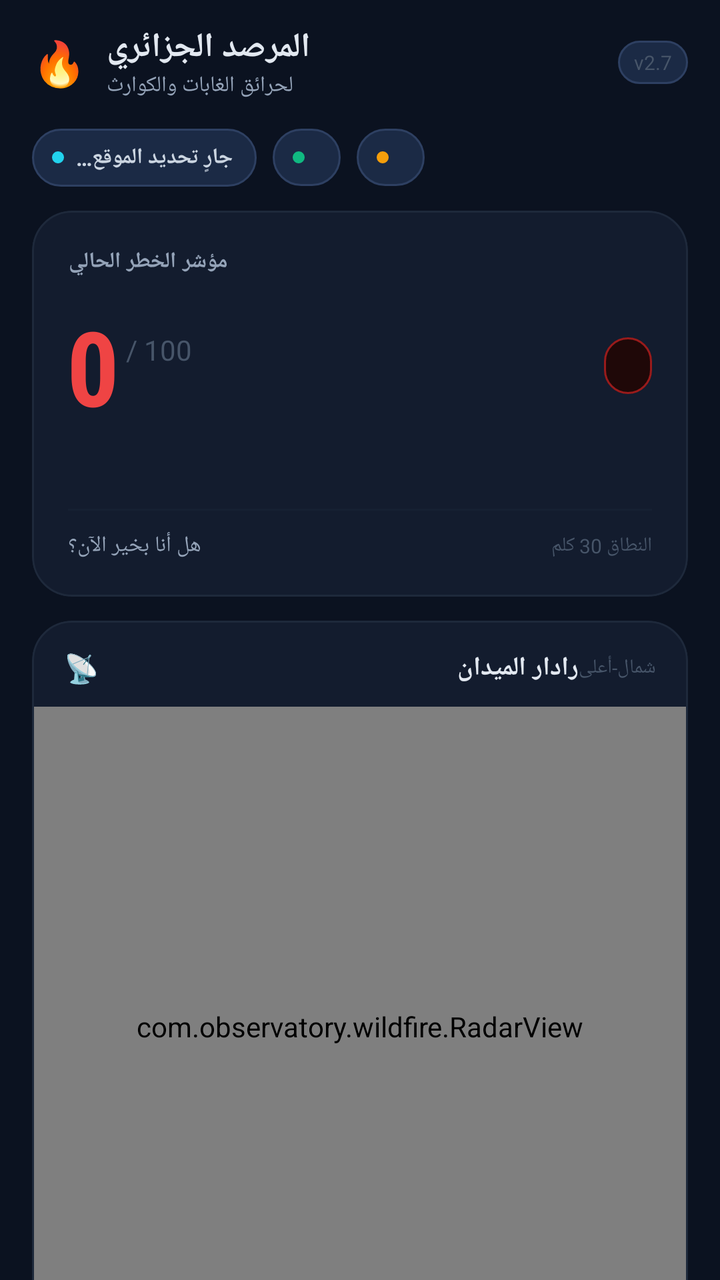
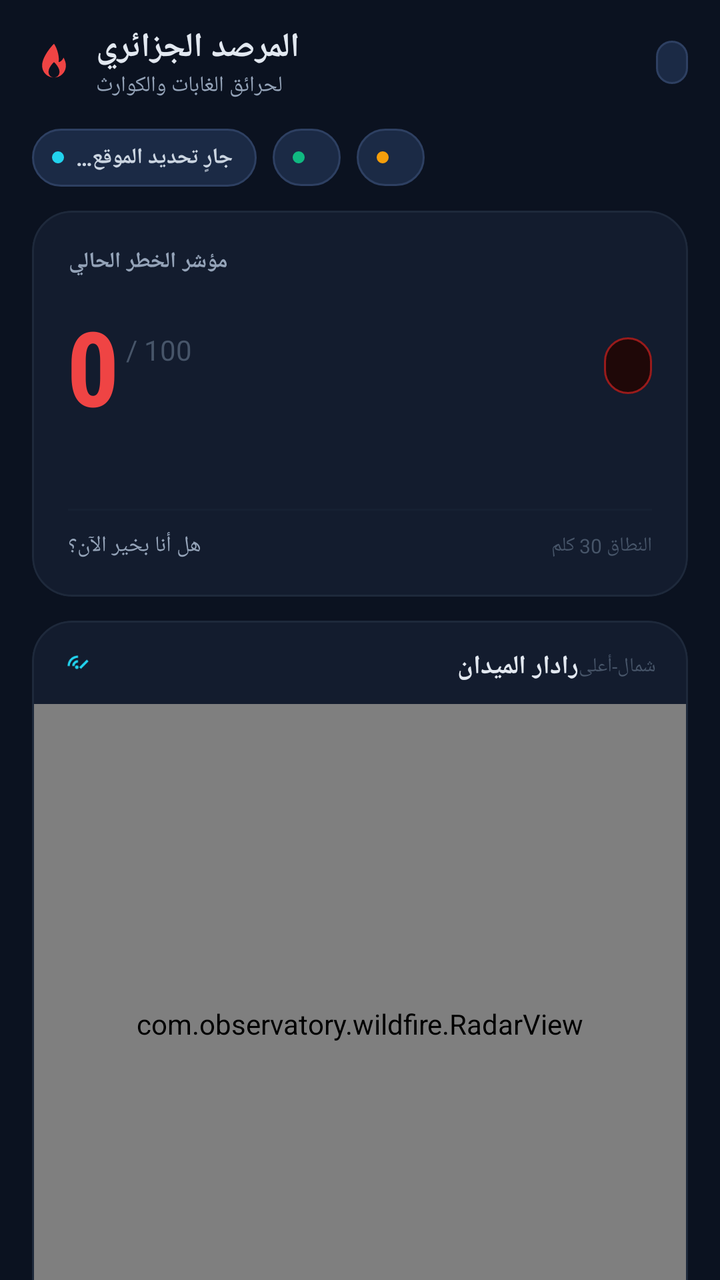

Two renders of the same Android screen: before a commit and after it. Below are the layout's source before the change and the commit's diff.
<!-- AndroidManifest.xml: application theme AppTheme -->
<!-- res/layout/fragment_observatory.xml -->
<?xml version="1.0" encoding="utf-8"?>
<androidx.core.widget.NestedScrollView
    xmlns:android="http://schemas.android.com/apk/res/android"
    xmlns:app="http://schemas.android.com/apk/res-auto"
    android:layout_width="match_parent"
    android:layout_height="match_parent"
    android:background="@color/bg"
    android:scrollbars="none"
    android:fillViewport="true">

    <LinearLayout
        android:layout_width="match_parent"
        android:layout_height="wrap_content"
        android:orientation="vertical"
        android:paddingStart="16dp"
        android:paddingEnd="16dp"
        android:paddingTop="12dp"
        android:paddingBottom="24dp">

        
        <LinearLayout
            android:layout_width="match_parent"
            android:layout_height="wrap_content"
            android:orientation="horizontal"
            android:gravity="center_vertical"
            android:layout_marginBottom="14dp">

            
            <TextView
                android:layout_width="wrap_content"
                android:layout_height="wrap_content"
                android:text="🔥"
                android:textSize="22sp"
                android:layout_marginEnd="10dp" />

            <LinearLayout
                android:layout_width="0dp"
                android:layout_height="wrap_content"
                android:layout_weight="1"
                android:orientation="vertical">

                <TextView
                    android:layout_width="wrap_content"
                    android:layout_height="wrap_content"
                    android:text="المرصد الجزائري"
                    android:textColor="@color/text_primary"
                    android:textSize="17sp"
                    android:textStyle="bold" />

                <TextView
                    android:layout_width="wrap_content"
                    android:layout_height="wrap_content"
                    android:text="لحرائق الغابات والكوارث"
                    android:textColor="@color/text_muted"
                    android:textSize="11sp" />
            </LinearLayout>

            
            <TextView
                android:layout_width="wrap_content"
                android:layout_height="wrap_content"
                android:text="v2.7"
                android:textColor="@color/text_hint"
                android:textSize="10sp"
                android:background="@drawable/bg_chip"
                android:paddingStart="8dp"
                android:paddingEnd="8dp"
                android:paddingTop="4dp"
                android:paddingBottom="4dp" />
        </LinearLayout>

        
        <HorizontalScrollView
            android:layout_width="match_parent"
            android:layout_height="wrap_content"
            android:scrollbars="none"
            android:layout_marginBottom="12dp">

            <LinearLayout
                android:layout_width="wrap_content"
                android:layout_height="wrap_content"
                android:orientation="horizontal"
                android:gravity="center_vertical">

                
                <LinearLayout
                    android:layout_width="wrap_content"
                    android:layout_height="wrap_content"
                    android:orientation="horizontal"
                    android:gravity="center_vertical"
                    android:background="@drawable/bg_chip"
                    android:paddingStart="10dp"
                    android:paddingEnd="12dp"
                    android:paddingTop="7dp"
                    android:paddingBottom="7dp">

                    <View
                        android:layout_width="6dp"
                        android:layout_height="6dp"
                        android:background="@drawable/bg_status_dot_cyan"
                        android:layout_marginEnd="6dp" />

                    <TextView
                        android:id="@+id/chip_gps"
                        android:layout_width="wrap_content"
                        android:layout_height="wrap_content"
                        android:text="@string/gps_searching"
                        android:textSize="11sp"
                        android:textStyle="bold"
                        android:textColor="@color/text_secondary" />
                </LinearLayout>

                
                <LinearLayout
                    android:layout_width="wrap_content"
                    android:layout_height="wrap_content"
                    android:orientation="horizontal"
                    android:gravity="center_vertical"
                    android:background="@drawable/bg_chip"
                    android:paddingStart="10dp"
                    android:paddingEnd="12dp"
                    android:paddingTop="7dp"
                    android:paddingBottom="7dp"
                    android:layout_marginStart="8dp">

                    <View
                        android:layout_width="6dp"
                        android:layout_height="6dp"
                        android:background="@drawable/bg_status_dot_green"
                        android:layout_marginEnd="6dp" />

                    <TextView
                        android:id="@+id/chip_net"
                        android:layout_width="wrap_content"
                        android:layout_height="wrap_content"
                        android:textSize="11sp"
                        android:textStyle="bold"
                        android:textColor="@color/text_secondary" />
                </LinearLayout>

                
                <LinearLayout
                    android:layout_width="wrap_content"
                    android:layout_height="wrap_content"
                    android:orientation="horizontal"
                    android:gravity="center_vertical"
                    android:background="@drawable/bg_chip"
                    android:paddingStart="10dp"
                    android:paddingEnd="12dp"
                    android:paddingTop="7dp"
                    android:paddingBottom="7dp"
                    android:layout_marginStart="8dp">

                    <View
                        android:layout_width="6dp"
                        android:layout_height="6dp"
                        android:background="@drawable/bg_status_dot_amber"
                        android:layout_marginEnd="6dp" />

                    <TextView
                        android:id="@+id/chip_mesh"
                        android:layout_width="wrap_content"
                        android:layout_height="wrap_content"
                        android:textSize="11sp"
                        android:textStyle="bold"
                        android:textColor="@color/text_secondary" />
                </LinearLayout>

            </LinearLayout>
        </HorizontalScrollView>

        
        <com.google.android.material.card.MaterialCardView
            android:id="@+id/proximity_banner"
            android:layout_width="match_parent"
            android:layout_height="wrap_content"
            android:layout_marginBottom="12dp"
            android:visibility="gone"
            app:cardBackgroundColor="@color/accent_red_container"
            app:cardCornerRadius="16dp"
            app:cardElevation="0dp"
            app:strokeColor="@color/accent_red_dim"
            app:strokeWidth="1dp">

            <LinearLayout
                android:layout_width="match_parent"
                android:layout_height="wrap_content"
                android:orientation="horizontal"
                android:gravity="center_vertical"
                android:padding="14dp">

                
                <View
                    android:layout_width="3dp"
                    android:layout_height="match_parent"
                    android:layout_marginEnd="12dp"
                    android:background="@color/accent_red"
                    android:minHeight="40dp" />

                
                <LinearLayout
                    android:layout_width="0dp"
                    android:layout_height="wrap_content"
                    android:layout_weight="1"
                    android:orientation="vertical">

                    <LinearLayout
                        android:layout_width="wrap_content"
                        android:layout_height="wrap_content"
                        android:orientation="horizontal"
                        android:gravity="center_vertical"
                        android:layout_marginBottom="4dp">

                        <TextView
                            android:layout_width="wrap_content"
                            android:layout_height="wrap_content"
                            android:text="⚠"
                            android:textSize="14sp"
                            android:textColor="@color/accent_red"
                            android:layout_marginEnd="6dp" />

                        <TextView
                            android:id="@+id/proximity_text"
                            android:layout_width="wrap_content"
                            android:layout_height="wrap_content"
                            android:textColor="@color/accent_red_on_container"
                            android:textSize="13sp"
                            android:textStyle="bold" />
                    </LinearLayout>

                    <TextView
                        android:id="@+id/proximity_action"
                        android:layout_width="wrap_content"
                        android:layout_height="wrap_content"
                        android:text="@string/proximity_action"
                        android:textColor="@color/accent_cyan"
                        android:textSize="12sp"
                        android:textStyle="bold"
                        android:paddingTop="2dp"
                        android:paddingBottom="2dp" />
                </LinearLayout>

            </LinearLayout>
        </com.google.android.material.card.MaterialCardView>

        
        <com.google.android.material.card.MaterialCardView
            android:layout_width="match_parent"
            android:layout_height="wrap_content"
            android:layout_marginBottom="12dp"
            app:cardBackgroundColor="@color/surface"
            app:cardCornerRadius="20dp"
            app:cardElevation="0dp"
            app:strokeColor="@color/border"
            app:strokeWidth="1dp">

            <LinearLayout
                android:layout_width="match_parent"
                android:layout_height="wrap_content"
                android:orientation="vertical"
                android:padding="18dp">

                
                <TextView
                    android:layout_width="wrap_content"
                    android:layout_height="wrap_content"
                    android:text="@string/risk_title"
                    android:textColor="@color/text_muted"
                    android:textSize="11sp"
                    android:textStyle="bold"
                    android:letterSpacing="0.05"
                    android:layout_marginBottom="10dp" />

                
                <LinearLayout
                    android:layout_width="match_parent"
                    android:layout_height="wrap_content"
                    android:orientation="horizontal"
                    android:gravity="center_vertical">

                    
                    <LinearLayout
                        android:layout_width="wrap_content"
                        android:layout_height="wrap_content"
                        android:orientation="horizontal"
                        android:gravity="center_vertical">

                        <TextView
                            android:id="@+id/risk_score"
                            android:layout_width="wrap_content"
                            android:layout_height="wrap_content"
                            android:text="0"
                            android:textColor="@color/accent_red"
                            android:textSize="52sp"
                            android:textStyle="bold"
                            android:fontFamily="sans-serif-condensed"
                            android:letterSpacing="-0.03" />

                        <TextView
                            android:layout_width="wrap_content"
                            android:layout_height="wrap_content"
                            android:layout_marginStart="4dp"
                            android:text="/ 100"
                            android:textColor="@color/text_hint"
                            android:textSize="14sp"
                            android:layout_marginBottom="8dp" />
                    </LinearLayout>

                    
                    <View
                        android:layout_width="0dp"
                        android:layout_height="0dp"
                        android:layout_weight="1" />

                    
                    <TextView
                        android:id="@+id/risk_label"
                        android:layout_width="wrap_content"
                        android:layout_height="wrap_content"
                        android:background="@drawable/bg_risk_label"
                        android:paddingStart="12dp"
                        android:paddingEnd="12dp"
                        android:paddingTop="6dp"
                        android:paddingBottom="6dp"
                        android:textColor="@color/accent_red_on_container"
                        android:textSize="12sp"
                        android:textStyle="bold" />
                </LinearLayout>

                
                <TextView
                    android:id="@+id/risk_detail"
                    android:layout_width="match_parent"
                    android:layout_height="wrap_content"
                    android:layout_marginTop="10dp"
                    android:textColor="@color/text_muted"
                    android:textSize="11sp"
                    android:lineSpacingMultiplier="1.4" />

                
                <View
                    android:layout_width="match_parent"
                    android:layout_height="1dp"
                    android:layout_marginTop="12dp"
                    android:background="@color/border_subtle" />

                
                <LinearLayout
                    android:layout_width="match_parent"
                    android:layout_height="wrap_content"
                    android:orientation="horizontal"
                    android:gravity="center_vertical"
                    android:layout_marginTop="10dp">

                    <TextView
                        android:layout_width="wrap_content"
                        android:layout_height="wrap_content"
                        android:text="هل أنا بخير الآن؟"
                        android:textColor="@color/text_muted"
                        android:textSize="11sp"
                        android:fontStyle="italic" />

                    <View
                        android:layout_width="0dp"
                        android:layout_height="0dp"
                        android:layout_weight="1" />

                    <TextView
                        android:layout_width="wrap_content"
                        android:layout_height="wrap_content"
                        android:text="النطاق 30 كلم"
                        android:textColor="@color/text_hint"
                        android:textSize="10sp" />
                </LinearLayout>

            </LinearLayout>
        </com.google.android.material.card.MaterialCardView>

        
        <com.google.android.material.card.MaterialCardView
            android:layout_width="match_parent"
            android:layout_height="wrap_content"
            android:layout_marginBottom="6dp"
            app:cardBackgroundColor="@color/surface"
            app:cardCornerRadius="20dp"
            app:cardElevation="0dp"
            app:strokeColor="@color/border"
            app:strokeWidth="1dp">

            <LinearLayout
                android:layout_width="match_parent"
                android:layout_height="wrap_content"
                android:orientation="vertical">

                
                <LinearLayout
                    android:layout_width="match_parent"
                    android:layout_height="wrap_content"
                    android:orientation="horizontal"
                    android:gravity="center_vertical"
                    android:paddingStart="16dp"
                    android:paddingEnd="16dp"
                    android:paddingTop="14dp"
                    android:paddingBottom="10dp">

                    <TextView
                        android:layout_width="wrap_content"
                        android:layout_height="wrap_content"
                        android:text="📡"
                        android:textSize="14sp"
                        android:layout_marginEnd="8dp" />

                    <TextView
                        android:layout_width="0dp"
                        android:layout_height="wrap_content"
                        android:layout_weight="1"
                        android:text="رادار الميدان"
                        android:textColor="@color/text_primary"
                        android:textSize="13sp"
                        android:textStyle="bold" />

                    <TextView
                        android:layout_width="wrap_content"
                        android:layout_height="wrap_content"
                        android:text="شمال-أعلى"
                        android:textColor="@color/text_hint"
                        android:textSize="10sp" />
                </LinearLayout>

                
                <com.observatory.wildfire.RadarView
                    android:id="@+id/radar_view"
                    android:layout_width="match_parent"
                    android:layout_height="320dp" />

                
                <LinearLayout
                    android:layout_width="match_parent"
                    android:layout_height="wrap_content"
                    android:orientation="horizontal"
                    android:gravity="center_vertical"
                    android:paddingStart="16dp"
                    android:paddingEnd="16dp"
                    android:paddingTop="8dp"
                    android:paddingBottom="14dp">

                    <TextView
                        android:layout_width="wrap_content"
                        android:layout_height="wrap_content"
                        android:text="🔴 موثق  🟡 معلق  🟠 بقعة حرارية  🟢 ملاذ  🔵 شبكة"
                        android:textColor="@color/text_hint"
                        android:textSize="9sp" />

                </LinearLayout>
            </LinearLayout>
        </com.google.android.material.card.MaterialCardView>

        
        <TextView
            android:layout_width="match_parent"
            android:layout_height="wrap_content"
            android:layout_marginBottom="12dp"
            android:gravity="center"
            android:text="@string/observatory_hint"
            android:textColor="@color/text_hint"
            android:textSize="10sp" />

        
        <com.google.android.material.card.MaterialCardView
            android:layout_width="match_parent"
            android:layout_height="wrap_content"
            app:cardBackgroundColor="@color/surface"
            app:cardCornerRadius="16dp"
            app:cardElevation="0dp"
            app:strokeColor="@color/border"
            app:strokeWidth="1dp">

            <LinearLayout
                android:layout_width="match_parent"
                android:layout_height="wrap_content"
                android:orientation="vertical"
                android:padding="14dp">

                
                <LinearLayout
                    android:layout_width="match_parent"
                    android:layout_height="wrap_content"
                    android:orientation="horizontal"
                    android:gravity="center_vertical"
                    android:layout_marginBottom="8dp">

                    <TextView
                        android:layout_width="wrap_content"
                        android:layout_height="wrap_content"
                        android:text="🌡"
                        android:textSize="14sp"
                        android:layout_marginEnd="8dp" />

                    <TextView
                        android:layout_width="wrap_content"
                        android:layout_height="wrap_content"
                        android:text="الطقس الحالي"
                        android:textColor="@color/text_muted"
                        android:textSize="11sp"
                        android:textStyle="bold"
                        android:letterSpacing="0.04" />
                </LinearLayout>

                <TextView
                    android:id="@+id/weather_line"
                    android:layout_width="match_parent"
                    android:layout_height="wrap_content"
                    android:textColor="@color/text_primary"
                    android:textSize="13sp"
                    android:visibility="gone"
                    android:layout_marginBottom="4dp" />

                <TextView
                    android:layout_width="match_parent"
                    android:layout_height="wrap_content"
                    android:text="@string/weather_note"
                    android:textColor="@color/text_hint"
                    android:textSize="10sp"
                    android:fontStyle="italic" />
            </LinearLayout>
        </com.google.android.material.card.MaterialCardView>

    </LinearLayout>
</androidx.core.widget.NestedScrollView>
<!-- resources referenced by this layout -->
<resources>
  <color name="accent_cyan">#22D3EE</color>
  <color name="accent_red">#EF4444</color>
  <color name="accent_red_dim">#991B1B</color>
  <color name="bg">#0B1220</color>
  <color name="border">#1E293B</color>
  <color name="border_subtle">#162032</color>
  <color name="surface">#131C2E</color>
  <color name="text_hint">#475569</color>
  <color name="text_muted">#94A3B8</color>
  <color name="text_primary">#E2E8F0</color>
  <color name="text_secondary">#CBD5E1</color>
  <color name="accent_amber">#F59E0B</color>
  <color name="accent_green">#10B981</color>
  <color name="text_on_accent">#FFFFFF</color>
  <color name="text_on_danger">#FFFFFF</color>
  <color name="nav_bg">#0E1928</color>
  <color name="input_bg">#111B2D</color>
  <color name="input_border">#1E293B</color>
  <color name="input_hint">#475569</color>
  <color name="chip_bg">#18243A</color>
  <color name="chip_border">#243349</color>
  <color name="nav_indicator">#1FEF4444</color>
  <!-- unchanged entries left out for length: 29 -->
</resources>

<!-- the commit's change to res/layout/fragment_observatory.xml (unified diff, before → after) -->
@@ -26,12 +26,12 @@
             android:layout_marginBottom="14dp">
 
             
-            <TextView
-                android:layout_width="wrap_content"
-                android:layout_height="wrap_content"
-                android:text="🔥"
-                android:textSize="22sp"
-                android:layout_marginEnd="10dp" />
+            <ImageView
+                android:layout_width="22dp"
+                android:layout_height="22dp"
+                android:src="@drawable/ic_hdr_flame"
+                android:layout_marginEnd="10dp"
+                android:contentDescription="@null" />
 
             <LinearLayout
                 android:layout_width="0dp"
@@ -57,9 +57,10 @@
 
             
             <TextView
+                android:id="@+id/version_badge"
                 android:layout_width="wrap_content"
                 android:layout_height="wrap_content"
-                android:text="v2.7"
+                android:text=""
                 android:textColor="@color/text_hint"
                 android:textSize="10sp"
                 android:background="@drawable/bg_chip"
@@ -211,13 +212,12 @@
                         android:gravity="center_vertical"
                         android:layout_marginBottom="4dp">
 
-                        <TextView
-                            android:layout_width="wrap_content"
-                            android:layout_height="wrap_content"
-                            android:text="⚠"
-                            android:textSize="14sp"
-                            android:textColor="@color/accent_red"
-                            android:layout_marginEnd="6dp" />
+                        <ImageView
+                            android:layout_width="14dp"
+                            android:layout_height="14dp"
+                            android:src="@drawable/ic_hdr_warning"
+                            android:layout_marginEnd="6dp"
+                            android:contentDescription="@null" />
 
                         <TextView
                             android:id="@+id/proximity_text"
@@ -403,12 +403,12 @@
                     android:paddingTop="14dp"
                     android:paddingBottom="10dp">
 
-                    <TextView
-                        android:layout_width="wrap_content"
-                        android:layout_height="wrap_content"
-                        android:text="📡"
-                        android:textSize="14sp"
-                        android:layout_marginEnd="8dp" />
+                    <ImageView
+                        android:layout_width="14dp"
+                        android:layout_height="14dp"
+                        android:src="@drawable/ic_hdr_radar"
+                        android:layout_marginEnd="8dp"
+                        android:contentDescription="@null" />
 
                     <TextView
                         android:layout_width="0dp"
@@ -420,9 +420,10 @@
                         android:textStyle="bold" />
 
                     <TextView
-                        android:layout_width="wrap_content"
-                        android:layout_height="wrap_content"
-                        android:text="شمال-أعلى"
+                        android:id="@+id/radar_mode_label"
+                        android:layout_width="wrap_content"
+                        android:layout_height="wrap_content"
+                        android:text="@string/radar_mode_north_up"
                         android:textColor="@color/text_hint"
                         android:textSize="10sp" />
                 </LinearLayout>
@@ -432,6 +433,19 @@
                     android:id="@+id/radar_view"
                     android:layout_width="match_parent"
                     android:layout_height="320dp" />
+
+                
+                <TextView
+                    android:id="@+id/radar_awareness"
+                    android:layout_width="match_parent"
+                    android:layout_height="wrap_content"
+                    android:paddingStart="16dp"
+                    android:paddingEnd="16dp"
+                    android:paddingTop="8dp"
+                    android:text="@string/radar_awareness_waiting"
+                    android:textColor="@color/text_secondary"
+                    android:textSize="12sp"
+                    android:textStyle="bold" />
 
                 
                 <LinearLayout
@@ -444,13 +458,69 @@
                     android:paddingTop="8dp"
                     android:paddingBottom="14dp">
 
-                    <TextView
-                        android:layout_width="wrap_content"
-                        android:layout_height="wrap_content"
-                        android:text="🔴 موثق  🟡 معلق  🟠 بقعة حرارية  🟢 ملاذ  🔵 شبكة"
+                    <View
+                        android:layout_width="8dp"
+                        android:layout_height="8dp"
+                        android:background="@drawable/bg_status_dot_red" />
+
+                    <TextView
+                        android:layout_width="wrap_content"
+                        android:layout_height="wrap_content"
+                        android:layout_marginEnd="10dp"
+                        android:text="@string/legend_verified"
                         android:textColor="@color/text_hint"
                         android:textSize="9sp" />
 
+                    <View
+                        android:layout_width="8dp"
+                        android:layout_height="8dp"
+                        android:background="@drawable/bg_status_dot_amber" />
+
+                    <TextView
+                        android:layout_width="wrap_content"
+                        android:layout_height="wrap_content"
+                        android:layout_marginEnd="10dp"
+                        android:text="@string/legend_pending"
+                        android:textColor="@color/text_hint"
+                        android:textSize="9sp" />
+
+                    <View
+                        android:layout_width="8dp"
+                        android:layout_height="8dp"
+                        android:background="@drawable/bg_status_dot_orange" />
+
+                    <TextView
+                        android:layout_width="wrap_content"
+                        android:layout_height="wrap_content"
+                        android:layout_marginEnd="10dp"
+                        android:text="@string/legend_hotspot"
+                        android:textColor="@color/text_hint"
+                        android:textSize="9sp" />
+
+                    <View
+                        android:layout_width="8dp"
+                        android:layout_height="8dp"
+                        android:background="@drawable/bg_status_dot_green" />
+
+                    <TextView
+                        android:layout_width="wrap_content"
+                        android:layout_height="wrap_content"
+                        android:layout_marginEnd="10dp"
+                        android:text="@string/legend_safezone"
+                        android:textColor="@color/text_hint"
+                        android:textSize="9sp" />
+
+                    <View
+                        android:layout_width="8dp"
+                        android:layout_height="8dp"
+                        android:background="@drawable/bg_status_dot_cyan" />
+
+                    <TextView
+                        android:layout_width="wrap_content"
+                        android:layout_height="wrap_content"
+                        android:text="@string/legend_mesh"
+                        android:textColor="@color/text_hint"
+                        android:textSize="9sp" />
                 </LinearLayout>
             </LinearLayout>
         </com.google.android.material.card.MaterialCardView>
@@ -489,12 +559,12 @@
                     android:gravity="center_vertical"
                     android:layout_marginBottom="8dp">
 
-                    <TextView
-                        android:layout_width="wrap_content"
-                        android:layout_height="wrap_content"
-                        android:text="🌡"
-                        android:textSize="14sp"
-                        android:layout_marginEnd="8dp" />
+                    <ImageView
+                        android:layout_width="14dp"
+                        android:layout_height="14dp"
+                        android:src="@drawable/ic_hdr_thermo"
+                        android:layout_marginEnd="8dp"
+                        android:contentDescription="@null" />
 
                     <TextView
                         android:layout_width="wrap_content"
<!-- resource entries referenced after the edit -->
@@ -11,8 +11,68 @@
   <color name="text_muted">#94A3B8</color>
   <color name="text_primary">#E2E8F0</color>
   <color name="text_secondary">#CBD5E1</color>
+  <!-- drawable bg_status_dot_orange (drawable) -->
+  <?xml version="1.0" encoding="utf-8"?>
+  <shape xmlns:android="http://schemas.android.com/apk/res/android" android:shape="oval">
+      <solid android:color="@color/accent_orange" />
+      <size android:width="8dp" android:height="8dp" />
+  </shape>
+  <!-- drawable bg_status_dot_red (drawable) -->
+  <?xml version="1.0" encoding="utf-8"?>
+  <shape xmlns:android="http://schemas.android.com/apk/res/android" android:shape="oval">
+      <solid android:color="@color/accent_red" />
+      <size android:width="8dp" android:height="8dp" />
+  </shape>
+  <!-- drawable ic_hdr_flame (drawable) -->
+  <?xml version="1.0" encoding="utf-8"?>
+  <vector xmlns:android="http://schemas.android.com/apk/res/android"
+      android:width="18dp"
+      android:height="18dp"
+      android:viewportWidth="24"
+      android:viewportHeight="24">
+      <path
+          android:fillColor="#EF4444"
+          android:pathData="M12,2C12,2 5.5,8.5 5.5,14A6.5,6.5 0 0,0 12,20.5A6.5,6.5 0 0,0 18.5,14C18.5,12.5 18,11 17.2,9.6C16.6,11 15.6,12 14.5,12C15,9.5 14,5 12,2M12,20.5A3,3 0 0,1 9,17.5C9,15.5 10.5,13.5 12,12C13.5,13.5 15,15.5 15,17.5A3,3 0 0,1 12,20.5Z" /></vector>
+  <!-- drawable ic_hdr_radar (drawable) -->
+  <?xml version="1.0" encoding="utf-8"?>
+  <vector xmlns:android="http://schemas.android.com/apk/res/android"
+      android:width="18dp"
+      android:height="18dp"
+      android:viewportWidth="24"
+      android:viewportHeight="24">
+      <path
+          android:fillColor="#22D3EE"
+          android:pathData="M12,3A9,9 0 0,0 3,12H5A7,7 0 0,1 12,5V3M12,7A5,5 0 0,0 7,12H9A3,3 0 0,1 12,9V7M11,11.5A1.5,1.5 0 0,1 12.5,13A1.5,1.5 0 0,1 11,14.5A1.5,1.5 0 0,1 9.5,13A1.5,1.5 0 0,1 11,11.5M13,13L19.5,6.5L21,8L14.5,14.5L13,13Z" /></vector>
+  <!-- drawable ic_hdr_thermo (drawable) -->
+  <?xml version="1.0" encoding="utf-8"?>
+  <vector xmlns:android="http://schemas.android.com/apk/res/android"
+      android:width="18dp"
+      android:height="18dp"
+      android:viewportWidth="24"
+      android:viewportHeight="24">
+      <path
+          android:fillColor="#F97316"
+          android:pathData="M15,13V5A3,3 0 0,0 9,5V13A5,5 0 0,0 12,21A5,5 0 0,0 15,13M11,7H13V13.2A3,3 0 0,1 12,17A3,3 0 0,1 11,13.2V7Z" /></vector>
+  <!-- drawable ic_hdr_warning (drawable) -->
+  <?xml version="1.0" encoding="utf-8"?>
+  <vector xmlns:android="http://schemas.android.com/apk/res/android"
+      android:width="18dp"
+      android:height="18dp"
+      android:viewportWidth="24"
+      android:viewportHeight="24">
+      <path
+          android:fillColor="#F59E0B"
+          android:pathData="M12,2L1,21H23L12,2M12,6L19.5,19H4.5L12,6M11,10V14H13V10H11M11,16V18H13V16H11Z" /></vector>
+  <string name="legend_hotspot">بقعة حرارية</string>
+  <string name="legend_mesh">شبكة</string>
+  <string name="legend_pending">معلق</string>
+  <string name="legend_safezone">ملاذ</string>
+  <string name="legend_verified">موثق</string>
+  <string name="radar_awareness_waiting">بانتظار تحديد موقعك…</string>
+  <string name="radar_mode_north_up">شمال-أعلى</string>
   <color name="accent_amber">#F59E0B</color>
   <color name="accent_green">#10B981</color>
+  <color name="accent_orange">#F97316</color>
   <color name="text_on_accent">#FFFFFF</color>
   <color name="text_on_danger">#FFFFFF</color>
   <color name="nav_bg">#0E1928</color>
